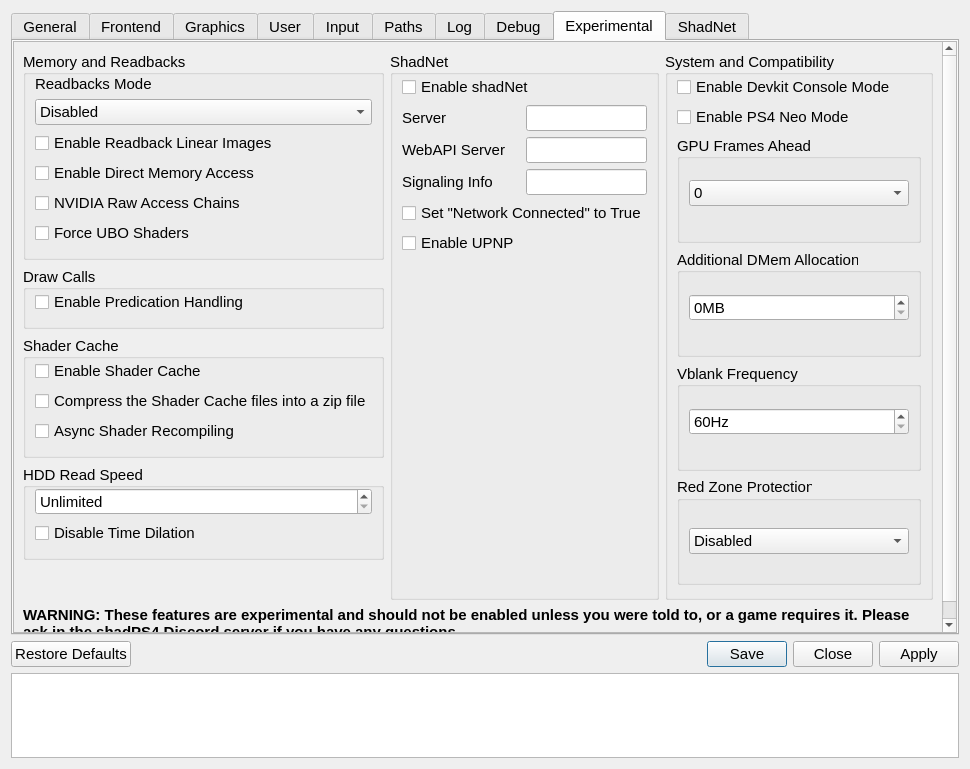
Old version of the form src/qt_gui/settings_dialog.ui in the repository cuesta4/shadps4-qtlauncher.
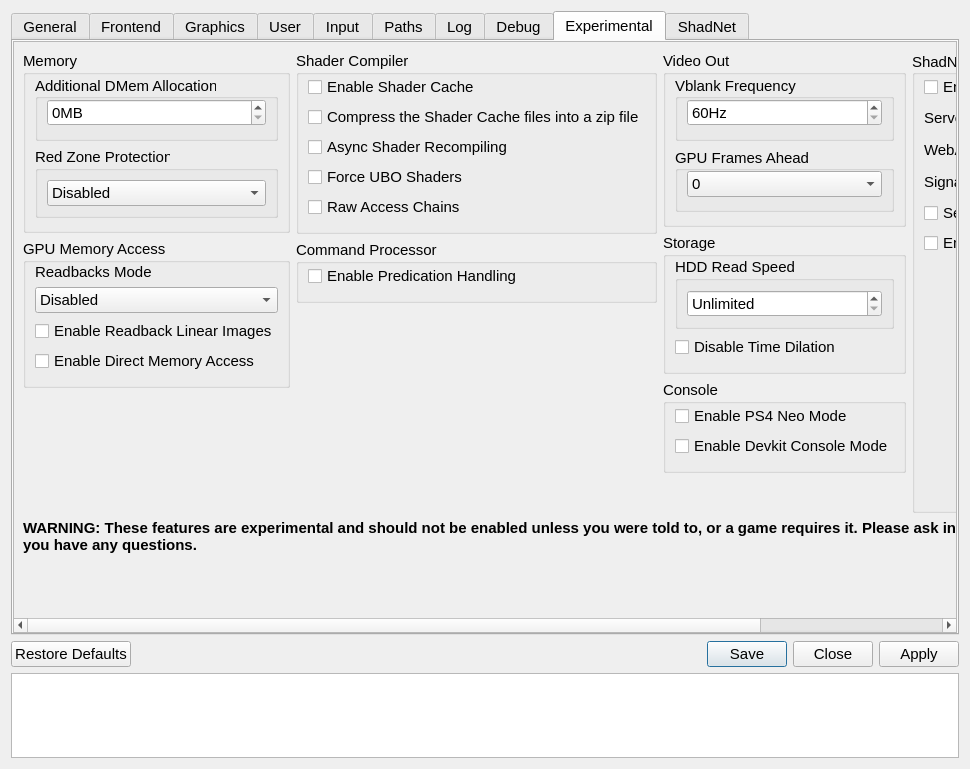
New version of the form. The open tabs and pages were chosen to show the change. Icons and pictures are not drawn.

Commit message:
Reorganize the Experimental tab and gate NVIDIA-only options
Raw Access Chains and Force UBO Shaders are disabled unless the selected GPU, or the
discrete GPU picked by Auto Select, is NVIDIA. Adds descriptions for the image
processing group and both NVIDIA options, and rewrites several option descriptions.

Diff of the .ui file:
```diff
--- a/src/qt_gui/settings_dialog.ui
+++ b/src/qt_gui/settings_dialog.ui
@@ -2415,24 +2415,96 @@
         <item>
          <layout class="QVBoxLayout" name="experimentalVLayout">
           <item>
-           <layout class="QHBoxLayout" name="experimentalHLayout" stretch="1,1,1">
-             <item>
-              <layout class="QVBoxLayout" name="renderingGroupsLayout">
-               <item>
-                 <widget class="QGroupBox" name="memoryReadbacksGroupBox">
-                  <property name="sizePolicy"><sizepolicy hsizetype="Preferred" vsizetype="Minimum"><horstretch>0</horstretch><verstretch>0</verstretch></sizepolicy></property>
-                  <property name="title"><string>Memory and Readbacks</string></property>
-                  <property name="alignment"><set>Qt::AlignmentFlag::AlignLeading|Qt::AlignmentFlag::AlignLeft|Qt::AlignmentFlag::AlignVCenter</set></property>
-                  <layout class="QFormLayout" name="memoryReadbacksLayout">
-                   <property name="sizeConstraint"><enum>QLayout::SizeConstraint::SetDefaultConstraint</enum></property>
-                   <property name="fieldGrowthPolicy"><enum>QFormLayout::FieldGrowthPolicy::AllNonFixedFieldsGrow</enum></property>
-                   <property name="labelAlignment"><set>Qt::AlignmentFlag::AlignLeading|Qt::AlignmentFlag::AlignLeft|Qt::AlignmentFlag::AlignTop</set></property>
-                   <property name="horizontalSpacing"><number>6</number></property>
-                   <property name="verticalSpacing"><number>6</number></property>
-                   <property name="leftMargin"><number>9</number></property>
-                   <property name="topMargin"><number>0</number></property>
-                   <property name="bottomMargin"><number>12</number></property>
-                   <item row="0" column="0" colspan="2">
+           <layout class="QHBoxLayout" name="experimentalHLayout" stretch="1,1,1,1">
+<item>
+<layout class="QVBoxLayout" name="experimentalColumn1">
+<item>
+<widget class="QGroupBox" name="memoryGroupBox">
+<property name="sizePolicy"><sizepolicy hsizetype="Preferred" vsizetype="Minimum"><horstretch>0</horstretch><verstretch>0</verstretch></sizepolicy></property>
+<property name="title"><string>Memory</string></property>
+<layout class="QVBoxLayout" name="memoryGroupBoxLayout">
+<property name="spacing"><number>6</number></property>
+<property name="leftMargin"><number>9</number></property><property name="topMargin"><number>0</number></property><property name="bottomMargin"><number>12</number></property>
+<item>
+                <widget class="QGroupBox" name="dmemGroupBox">
+                 <property name="sizePolicy"><sizepolicy hsizetype="Preferred" vsizetype="Minimum"><horstretch>0</horstretch><verstretch>0</verstretch></sizepolicy></property>
+                <property name="title">
+                 <string>Additional DMem Allocation</string>
+                 </property>
+                 <property name="alignment"><set>Qt::AlignmentFlag::AlignLeading|Qt::AlignmentFlag::AlignLeft|Qt::AlignmentFlag::AlignVCenter</set></property>
+                 <layout class="QVBoxLayout" name="verticalLayout_4">
+                  <property name="leftMargin"><number>9</number></property><property name="topMargin"><number>0</number></property><property name="bottomMargin"><number>12</number></property>
+                 <item>
+                  <widget class="QSpinBox" name="dmemSpinBox">
+                   <property name="frame">
+                    <bool>true</bool>
+                   </property>
+                   <property name="alignment">
+                    <set>Qt::AlignmentFlag::AlignLeading|Qt::AlignmentFlag::AlignLeft|Qt::AlignmentFlag::AlignVCenter</set>
+                   </property>
+                   <property name="specialValueText">
+                    <string/>
+                   </property>
+                   <property name="accelerated">
+                    <bool>true</bool>
+                   </property>
+                   <property name="correctionMode">
+                    <enum>QAbstractSpinBox::CorrectionMode::CorrectToNearestValue</enum>
+                   </property>
+                   <property name="keyboardTracking">
+                    <bool>false</bool>
+                   </property>
+                   <property name="suffix">
+                    <string notr="true">MB</string>
+                   </property>
+                   <property name="minimum">
+                    <number>0</number>
+                   </property>
+                   <property name="maximum">
+                    <number>100000</number>
+                   </property>
+                   <property name="value">
+                    <number>0</number>
+                   </property>
+                  </widget>
+                 </item>
+                </layout>
+               </widget>
+</item>
+<item>
+               <widget class="QGroupBox" name="redZoneGroupBox">
+                <property name="title">
+                 <string>Red Zone Protection</string>
+                </property>
+                <layout class="QVBoxLayout" name="verticalLayout_20">
+                 <item>
+                  <widget class="QComboBox" name="redZoneComboBox">
+                   <item>
+                    <property name="text">
+                     <string>Disabled</string>
+                    </property>
+                   </item>
+                   <item>
+                    <property name="text">
+                     <string>Static Patching</string>
+                    </property>
+                   </item>
+                  </widget>
+                 </item>
+                </layout>
+               </widget>
+</item>
+</layout>
+</widget>
+</item>
+<item>
+<widget class="QGroupBox" name="gpuMemoryGroupBox">
+<property name="sizePolicy"><sizepolicy hsizetype="Preferred" vsizetype="Minimum"><horstretch>0</horstretch><verstretch>0</verstretch></sizepolicy></property>
+<property name="title"><string>GPU Memory Access</string></property>
+<layout class="QVBoxLayout" name="gpuMemoryGroupBoxLayout">
+<property name="spacing"><number>6</number></property>
+<property name="leftMargin"><number>9</number></property><property name="topMargin"><number>0</number></property><property name="bottomMargin"><number>12</number></property>
+<item>
                    <widget class="QWidget" name="readbacksGroupBox" native="true">
                     <layout class="QVBoxLayout" name="verticalLayout_7">
                      <property name="leftMargin"><number>0</number></property>
@@ -2449,64 +2521,154 @@
                      </item>
                     </layout>
                    </widget>
-                  </item>
-                   <item row="1" column="0" colspan="2"><widget class="QCheckBox" name="readbackLinearImagesCheckBox"><property name="text"><string>Enable Readback Linear Images</string></property></widget></item>
-                   <item row="2" column="0" colspan="2"><widget class="QCheckBox" name="dmaCheckBox"><property name="text"><string>Enable Direct Memory Access</string></property></widget></item>
-                   <item row="3" column="0" colspan="2">
-                    <widget class="QCheckBox" name="nvRawAccessChainsCheckBox">
-                     <property name="text"><string>NVIDIA Raw Access Chains</string></property>
-                     <property name="toolTip"><string>Optimize storage buffer shader accesses on supported NVIDIA drivers. Takes effect when the game starts.</string></property>
-                    </widget>
-                   </item>
-                   <item row="4" column="0" colspan="2">
+</item>
+<item>
+                   <widget class="QCheckBox" name="readbackLinearImagesCheckBox"><property name="text"><string>Enable Readback Linear Images</string></property></widget>
+</item>
+<item>
+                   <widget class="QCheckBox" name="dmaCheckBox"><property name="text"><string>Enable Direct Memory Access</string></property></widget>
+</item>
+</layout>
+</widget>
+</item>
+<item><spacer name="experimentalColumn1Spacer"><property name="orientation"><enum>Qt::Orientation::Vertical</enum></property><property name="sizeHint" stdset="0"><size><width>20</width><height>40</height></size></property></spacer></item>
+</layout>
+</item>
+<item>
+<layout class="QVBoxLayout" name="experimentalColumn2">
+<item>
+<widget class="QGroupBox" name="shaderCompilerGroupBox">
+<property name="sizePolicy"><sizepolicy hsizetype="Preferred" vsizetype="Minimum"><horstretch>0</horstretch><verstretch>0</verstretch></sizepolicy></property>
+<property name="title"><string>Shader Compiler</string></property>
+<layout class="QVBoxLayout" name="shaderCompilerGroupBoxLayout">
+<property name="spacing"><number>6</number></property>
+<property name="leftMargin"><number>9</number></property><property name="topMargin"><number>0</number></property><property name="bottomMargin"><number>12</number></property>
+<item>
+                   <widget class="QCheckBox" name="shaderCaheCheckBox"><property name="text"><string>Enable Shader Cache</string></property></widget>
+</item>
+<item>
+                   <widget class="QCheckBox" name="shaderCacheArchiveCheckBox"><property name="text"><string>Compress the Shader Cache files into a zip file</string></property></widget>
+</item>
+<item>
+                   <widget class="QCheckBox" name="asyncShaderRecompilingCheckBox"><property name="text"><string>Async Shader Recompiling</string></property></widget>
+</item>
+<item>
                     <widget class="QCheckBox" name="uniformBufferShadersCheckBox">
                      <property name="text"><string>Force UBO Shaders</string></property>
                      <property name="toolTip"><string>Use uniform buffers for all eligible read-only shader buffers. May improve GPU performance or increase CPU cost. Takes effect when the game starts.</string></property>
                     </widget>
-                   </item>
-                 </layout>
-                </widget>
-               </item>
-               <item>
-                 <widget class="QGroupBox" name="drawCallsGroupBox">
-                  <property name="sizePolicy"><sizepolicy hsizetype="Preferred" vsizetype="Minimum"><horstretch>0</horstretch><verstretch>0</verstretch></sizepolicy></property>
-                  <property name="title"><string>Draw Calls</string></property>
-                  <property name="alignment"><set>Qt::AlignmentFlag::AlignLeading|Qt::AlignmentFlag::AlignLeft|Qt::AlignmentFlag::AlignVCenter</set></property>
-                  <layout class="QFormLayout" name="drawCallsLayout">
-                   <property name="sizeConstraint"><enum>QLayout::SizeConstraint::SetDefaultConstraint</enum></property>
-                   <property name="fieldGrowthPolicy"><enum>QFormLayout::FieldGrowthPolicy::AllNonFixedFieldsGrow</enum></property>
-                   <property name="labelAlignment"><set>Qt::AlignmentFlag::AlignLeading|Qt::AlignmentFlag::AlignLeft|Qt::AlignmentFlag::AlignTop</set></property>
-                   <property name="horizontalSpacing"><number>6</number></property><property name="verticalSpacing"><number>6</number></property>
-                   <property name="leftMargin"><number>9</number></property><property name="topMargin"><number>0</number></property><property name="bottomMargin"><number>12</number></property>
-                   <item row="0" column="0" colspan="2"><widget class="QCheckBox" name="enablePredicationCheckBox"><property name="text"><string>Enable Predication Handling</string></property></widget></item>
-                 </layout>
-                </widget>
-               </item>
-               <item>
-                 <widget class="QGroupBox" name="shaderCacheGroupBox">
-                  <property name="sizePolicy"><sizepolicy hsizetype="Preferred" vsizetype="Minimum"><horstretch>0</horstretch><verstretch>0</verstretch></sizepolicy></property>
-                  <property name="title"><string>Shader Cache</string></property>
-                  <property name="alignment"><set>Qt::AlignmentFlag::AlignLeading|Qt::AlignmentFlag::AlignLeft|Qt::AlignmentFlag::AlignVCenter</set></property>
-                  <layout class="QFormLayout" name="shaderCacheLayout">
-                   <property name="sizeConstraint"><enum>QLayout::SizeConstraint::SetDefaultConstraint</enum></property>
-                   <property name="fieldGrowthPolicy"><enum>QFormLayout::FieldGrowthPolicy::AllNonFixedFieldsGrow</enum></property>
-                   <property name="labelAlignment"><set>Qt::AlignmentFlag::AlignLeading|Qt::AlignmentFlag::AlignLeft|Qt::AlignmentFlag::AlignTop</set></property>
-                   <property name="horizontalSpacing"><number>6</number></property><property name="verticalSpacing"><number>6</number></property>
-                   <property name="leftMargin"><number>9</number></property><property name="topMargin"><number>0</number></property><property name="bottomMargin"><number>12</number></property>
-                   <item row="0" column="0" colspan="2"><widget class="QCheckBox" name="shaderCaheCheckBox"><property name="text"><string>Enable Shader Cache</string></property></widget></item>
-                   <item row="1" column="0" colspan="2"><widget class="QCheckBox" name="shaderCacheArchiveCheckBox"><property name="text"><string>Compress the Shader Cache files into a zip file</string></property></widget></item>
-                   <item row="2" column="0" colspan="2"><widget class="QCheckBox" name="asyncShaderRecompilingCheckBox"><property name="text"><string>Async Shader Recompiling</string></property></widget></item>
-                 </layout>
-                </widget>
-               </item>
-               <item>
-                 <widget class="QGroupBox" name="hddReadSpeedGroupBox">
-                  <property name="sizePolicy"><sizepolicy hsizetype="Preferred" vsizetype="Minimum"><horstretch>0</horstretch><verstretch>0</verstretch></sizepolicy></property>
-                  <property name="title"><string>HDD Read Speed</string></property>
-                  <property name="alignment"><set>Qt::AlignmentFlag::AlignLeading|Qt::AlignmentFlag::AlignLeft|Qt::AlignmentFlag::AlignVCenter</set></property>
-                  <layout class="QVBoxLayout" name="hddReadSpeedLayout">
-                   <property name="leftMargin"><number>9</number></property><property name="topMargin"><number>0</number></property><property name="bottomMargin"><number>12</number></property>
-                   <item>
+</item>
+<item>
+                    <widget class="QCheckBox" name="nvRawAccessChainsCheckBox">
+                     <property name="text"><string>Raw Access Chains</string></property>
+                    </widget>
+</item>
+</layout>
+</widget>
+</item>
+<item>
+<widget class="QGroupBox" name="commandProcessorGroupBox">
+<property name="sizePolicy"><sizepolicy hsizetype="Preferred" vsizetype="Minimum"><horstretch>0</horstretch><verstretch>0</verstretch></sizepolicy></property>
+<property name="title"><string>Command Processor</string></property>
+<layout class="QVBoxLayout" name="commandProcessorGroupBoxLayout">
+<property name="spacing"><number>6</number></property>
+<property name="leftMargin"><number>9</number></property><property name="topMargin"><number>0</number></property><property name="bottomMargin"><number>12</number></property>
+<item>
+                   <widget class="QCheckBox" name="enablePredicationCheckBox"><property name="text"><string>Enable Predication Handling</string></property></widget>
+</item>
+</layout>
+</widget>
+</item>
+<item><spacer name="experimentalColumn2Spacer"><property name="orientation"><enum>Qt::Orientation::Vertical</enum></property><property name="sizeHint" stdset="0"><size><width>20</width><height>40</height></size></property></spacer></item>
+</layout>
+</item>
+<item>
+<layout class="QVBoxLayout" name="experimentalColumn3">
+<item>
+<widget class="QGroupBox" name="videoOutGroupBox">
+<property name="sizePolicy"><sizepolicy hsizetype="Preferred" vsizetype="Minimum"><horstretch>0</horstretch><verstretch>0</verstretch></sizepolicy></property>
+<property name="title"><string>Video Out</string></property>
+<layout class="QVBoxLayout" name="videoOutGroupBoxLayout">
+<property name="spacing"><number>6</number></property>
+<property name="leftMargin"><number>9</number></property><property name="topMargin"><number>0</number></property><property name="bottomMargin"><number>12</number></property>
+<item>
+                <widget class="QGroupBox" name="heightDivider">
+                 <property name="sizePolicy"><sizepolicy hsizetype="Preferred" vsizetype="Minimum"><horstretch>0</horstretch><verstretch>0</verstretch></sizepolicy></property>
+                <property name="title">
+                 <string>Vblank Frequency</string>
+                 </property>
+                 <property name="alignment"><set>Qt::AlignmentFlag::AlignLeading|Qt::AlignmentFlag::AlignLeft|Qt::AlignmentFlag::AlignVCenter</set></property>
+                 <layout class="QVBoxLayout" name="vblankLayout">
+                  <property name="leftMargin"><number>9</number></property><property name="topMargin"><number>0</number></property><property name="bottomMargin"><number>12</number></property>
+                 <item>
+                  <widget class="QSpinBox" name="vblankSpinBox">
+                   <property name="frame">
+                    <bool>true</bool>
+                   </property>
+                   <property name="alignment">
+                    <set>Qt::AlignmentFlag::AlignLeading|Qt::AlignmentFlag::AlignLeft|Qt::AlignmentFlag::AlignVCenter</set>
+                   </property>
+                   <property name="specialValueText">
+                    <string/>
+                   </property>
+                   <property name="accelerated">
+                    <bool>true</bool>
+                   </property>
+                   <property name="correctionMode">
+                    <enum>QAbstractSpinBox::CorrectionMode::CorrectToNearestValue</enum>
+                   </property>
+                   <property name="keyboardTracking">
+                    <bool>false</bool>
+                   </property>
+                   <property name="suffix">
+                    <string notr="true">Hz</string>
+                   </property>
+                   <property name="minimum">
+                    <number>60</number>
+                   </property>
+                   <property name="maximum">
+                    <number>9999</number>
+                   </property>
+                   <property name="value">
+                    <number>60</number>
+                   </property>
+                  </widget>
+                 </item>
+                </layout>
+               </widget>
+</item>
+<item>
+                <widget class="QGroupBox" name="gpuFramesAheadGroupBox">
+                 <property name="sizePolicy"><sizepolicy hsizetype="Preferred" vsizetype="Minimum"><horstretch>0</horstretch><verstretch>0</verstretch></sizepolicy></property>
+                 <property name="title"><string>GPU Frames Ahead</string></property>
+                 <property name="alignment"><set>Qt::AlignmentFlag::AlignLeading|Qt::AlignmentFlag::AlignLeft|Qt::AlignmentFlag::AlignVCenter</set></property>
+                 <layout class="QVBoxLayout" name="gpuFramesAheadLayout">
+                  <property name="leftMargin"><number>9</number></property><property name="topMargin"><number>0</number></property><property name="bottomMargin"><number>12</number></property>
+                 <item>
+                  <widget class="QComboBox" name="gpuFramesAheadComboBox">
+                   <item><property name="text"><string notr="true">0</string></property></item>
+                   <item><property name="text"><string notr="true">1</string></property></item>
+                   <item><property name="text"><string notr="true">2</string></property></item>
+                  </widget>
+                 </item>
+                </layout>
+               </widget>
+</item>
+</layout>
+</widget>
+</item>
+<item>
+<widget class="QGroupBox" name="storageGroupBox">
+<property name="sizePolicy"><sizepolicy hsizetype="Preferred" vsizetype="Minimum"><horstretch>0</horstretch><verstretch>0</verstretch></sizepolicy></property>
+<property name="title"><string>Storage</string></property>
+<layout class="QVBoxLayout" name="storageGroupBoxLayout">
+<property name="spacing"><number>6</number></property>
+<property name="leftMargin"><number>9</number></property><property name="topMargin"><number>0</number></property><property name="bottomMargin"><number>12</number></property>
+<item>
+<widget class="QGroupBox" name="hddReadSpeedGroupBox">
+<property name="title"><string>HDD Read Speed</string></property>
+<layout class="QVBoxLayout" name="hddReadSpeedLayout">
+<item>
                     <widget class="QSpinBox" name="hddReadSpeedSpinBox">
                      <property name="accelerated"><bool>true</bool></property>
                      <property name="correctionMode"><enum>QAbstractSpinBox::CorrectionMode::CorrectToNearestValue</enum></property>
@@ -2515,18 +2677,41 @@
                      <property name="suffix"><string notr="true"> MiB/s</string></property>
                      <property name="maximum"><number>100000</number></property>
                     </widget>
-                   </item>
-                   <item>
+</item>
+</layout>
+</widget>
+</item>
+<item>
                     <widget class="QCheckBox" name="app0DisableTimeStretchingCheckBox">
                      <property name="text"><string>Disable Time Dilation</string></property>
                     </widget>
-                   </item>
-                  </layout>
-                 </widget>
-               </item>
-               <item><spacer name="renderingGroupsSpacer"><property name="orientation"><enum>Qt::Orientation::Vertical</enum></property><property name="sizeHint" stdset="0"><size><width>20</width><height>40</height></size></property></spacer></item>
-              </layout>
-             </item>
+</item>
+</layout>
+</widget>
+</item>
+<item>
+<widget class="QGroupBox" name="consoleGroupBox">
+<property name="sizePolicy"><sizepolicy hsizetype="Preferred" vsizetype="Minimum"><horstretch>0</horstretch><verstretch>0</verstretch></sizepolicy></property>
+<property name="title"><string>Console</string></property>
+<layout class="QVBoxLayout" name="consoleGroupBoxLayout">
+<property name="spacing"><number>6</number></property>
+<property name="leftMargin"><number>9</number></property><property name="topMargin"><number>0</number></property><property name="bottomMargin"><number>12</number></property>
+<item>
+               <widget class="QCheckBox" name="neoCheckBox">
+                <property name="text"><string>Enable PS4 Neo Mode</string></property>
+               </widget>
+</item>
+<item>
+               <widget class="QCheckBox" name="devkitCheckBox">
+                <property name="text"><string>Enable Devkit Console Mode</string></property>
+               </widget>
+</item>
+</layout>
+</widget>
+</item>
+<item><spacer name="experimentalColumn3Spacer"><property name="orientation"><enum>Qt::Orientation::Vertical</enum></property><property name="sizeHint" stdset="0"><size><width>20</width><height>40</height></size></property></spacer></item>
+</layout>
+</item>
             <item>
              <widget class="QGroupBox" name="shadnetGroupBox">
               <property name="sizePolicy">
@@ -2644,161 +2829,6 @@
               </layout>
              </widget>
             </item>
-            <item>
-             <widget class="QGroupBox" name="systemCompatibilityGroupBox">
-              <property name="sizePolicy"><sizepolicy hsizetype="Preferred" vsizetype="Minimum"><horstretch>0</horstretch><verstretch>0</verstretch></sizepolicy></property>
-              <property name="title"><string>System and Compatibility</string></property>
-              <property name="alignment"><set>Qt::AlignmentFlag::AlignLeading|Qt::AlignmentFlag::AlignLeft|Qt::AlignmentFlag::AlignVCenter</set></property>
-               <layout class="QVBoxLayout" name="verticalLayout_10">
-               <property name="spacing"><number>6</number></property>
-               <property name="leftMargin"><number>9</number></property>
-               <property name="topMargin"><number>0</number></property>
-               <property name="bottomMargin"><number>12</number></property>
-              <item>
-               <widget class="QCheckBox" name="devkitCheckBox">
-                <property name="text"><string>Enable Devkit Console Mode</string></property>
-               </widget>
-              </item>
-              <item>
-               <widget class="QCheckBox" name="neoCheckBox">
-                <property name="text"><string>Enable PS4 Neo Mode</string></property>
-               </widget>
-              </item>
-              <item>
-                <widget class="QGroupBox" name="gpuFramesAheadGroupBox">
-                 <property name="sizePolicy"><sizepolicy hsizetype="Preferred" vsizetype="Minimum"><horstretch>0</horstretch><verstretch>0</verstretch></sizepolicy></property>
-                 <property name="title"><string>GPU Frames Ahead</string></property>
-                 <property name="alignment"><set>Qt::AlignmentFlag::AlignLeading|Qt::AlignmentFlag::AlignLeft|Qt::AlignmentFlag::AlignVCenter</set></property>
-                 <layout class="QVBoxLayout" name="gpuFramesAheadLayout">
-                  <property name="leftMargin"><number>9</number></property><property name="topMargin"><number>0</number></property><property name="bottomMargin"><number>12</number></property>
-                 <item>
-                  <widget class="QComboBox" name="gpuFramesAheadComboBox">
-                   <item><property name="text"><string notr="true">0</string></property></item>
-                   <item><property name="text"><string notr="true">1</string></property></item>
-                   <item><property name="text"><string notr="true">2</string></property></item>
-                  </widget>
-                 </item>
-                </layout>
-               </widget>
-              </item>
-              <item>
-                <widget class="QGroupBox" name="dmemGroupBox">
-                 <property name="sizePolicy"><sizepolicy hsizetype="Preferred" vsizetype="Minimum"><horstretch>0</horstretch><verstretch>0</verstretch></sizepolicy></property>
-                <property name="title">
-                 <string>Additional DMem Allocation</string>
-                 </property>
-                 <property name="alignment"><set>Qt::AlignmentFlag::AlignLeading|Qt::AlignmentFlag::AlignLeft|Qt::AlignmentFlag::AlignVCenter</set></property>
-                 <layout class="QVBoxLayout" name="verticalLayout_4">
-                  <property name="leftMargin"><number>9</number></property><property name="topMargin"><number>0</number></property><property name="bottomMargin"><number>12</number></property>
-                 <item>
-                  <widget class="QSpinBox" name="dmemSpinBox">
-                   <property name="frame">
-                    <bool>true</bool>
-                   </property>
-                   <property name="alignment">
-                    <set>Qt::AlignmentFlag::AlignLeading|Qt::AlignmentFlag::AlignLeft|Qt::AlignmentFlag::AlignVCenter</set>
-                   </property>
-                   <property name="specialValueText">
-                    <string/>
-                   </property>
-                   <property name="accelerated">
-                    <bool>true</bool>
-                   </property>
-                   <property name="correctionMode">
-                    <enum>QAbstractSpinBox::CorrectionMode::CorrectToNearestValue</enum>
-                   </property>
-                   <property name="keyboardTracking">
-                    <bool>false</bool>
-                   </property>
-                   <property name="suffix">
-                    <string notr="true">MB</string>
-                   </property>
-                   <property name="minimum">
-                    <number>0</number>
-                   </property>
-                   <property name="maximum">
-                    <number>100000</number>
-                   </property>
-                   <property name="value">
-                    <number>0</number>
-                   </property>
-                  </widget>
-                 </item>
-                </layout>
-               </widget>
-              </item>
-              <item>
-                <widget class="QGroupBox" name="heightDivider">
-                 <property name="sizePolicy"><sizepolicy hsizetype="Preferred" vsizetype="Minimum"><horstretch>0</horstretch><verstretch>0</verstretch></sizepolicy></property>
-                <property name="title">
-                 <string>Vblank Frequency</string>
-                 </property>
-                 <property name="alignment"><set>Qt::AlignmentFlag::AlignLeading|Qt::AlignmentFlag::AlignLeft|Qt::AlignmentFlag::AlignVCenter</set></property>
-                 <layout class="QVBoxLayout" name="vblankLayout">
-                  <property name="leftMargin"><number>9</number></property><property name="topMargin"><number>0</number></property><property name="bottomMargin"><number>12</number></property>
-                 <item>
-                  <widget class="QSpinBox" name="vblankSpinBox">
-                   <property name="frame">
-                    <bool>true</bool>
-                   </property>
-                   <property name="alignment">
-                    <set>Qt::AlignmentFlag::AlignLeading|Qt::AlignmentFlag::AlignLeft|Qt::AlignmentFlag::AlignVCenter</set>
-                   </property>
-                   <property name="specialValueText">
-                    <string/>
-                   </property>
-                   <property name="accelerated">
-                    <bool>true</bool>
-                   </property>
-                   <property name="correctionMode">
-                    <enum>QAbstractSpinBox::CorrectionMode::CorrectToNearestValue</enum>
-                   </property>
-                   <property name="keyboardTracking">
-                    <bool>false</bool>
-                   </property>
-                   <property name="suffix">
-                    <string notr="true">Hz</string>
-                   </property>
-                   <property name="minimum">
-                    <number>60</number>
-                   </property>
-                   <property name="maximum">
-                    <number>9999</number>
-                   </property>
-                   <property name="value">
-                    <number>60</number>
-                   </property>
-                  </widget>
-                 </item>
-                </layout>
-               </widget>
-              </item>
-              <item>
-               <widget class="QGroupBox" name="redZoneGroupBox">
-                <property name="title">
-                 <string>Red Zone Protection</string>
-                </property>
-                <layout class="QVBoxLayout" name="verticalLayout_20">
-                 <item>
-                  <widget class="QComboBox" name="redZoneComboBox">
-                   <item>
-                    <property name="text">
-                     <string>Disabled</string>
-                    </property>
-                   </item>
-                   <item>
-                    <property name="text">
-                     <string>Static Patching</string>
-                    </property>
-                   </item>
-                  </widget>
-                 </item>
-                </layout>
-               </widget>
-              </item>
-             </layout>
-             </widget>
-            </item>
            </layout>
           </item>
           <item>
```
Left out of the diff: 1 changed line with no effect on the pictures. The commit also changes 2 other files.
